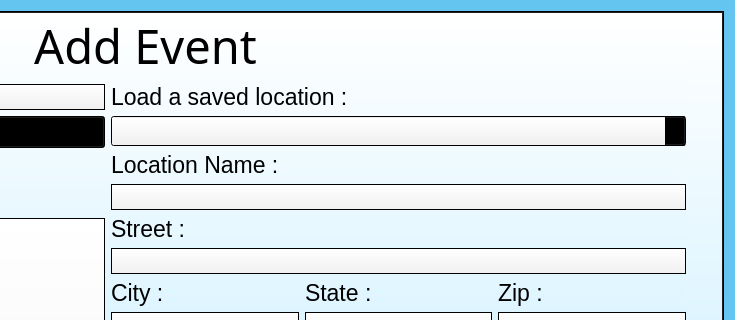
Above: Calendar/mainwindowtabbed.ui from oscarl1127/CSUSM_CS441_Project before the change; both pictures show x 408 to 1143 and y 0 to 320 of the 1143 by 735 pixel window. Below: the same form after it.
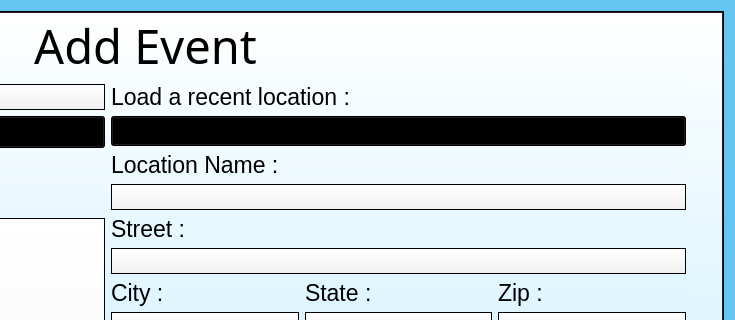
That is the form after the change.

Diff of the .ui file:
```diff
--- a/Calendar/mainwindowtabbed.ui
+++ b/Calendar/mainwindowtabbed.ui
@@ -958,7 +958,7 @@
              <string notr="true">background-color: qlineargradient(spread:pad, x1:0, y1:1, x2:1, y2:0, stop:0.458128 rgba(32, 131, 174, 0));</string>
             </property>
             <property name="text">
-             <string>Load a saved location :</string>
+             <string>Load a recent location :</string>
             </property>
            </widget>
           </item>
@@ -985,7 +985,7 @@
              <string notr="true">background-color: qlineargradient(spread:reflect, x1:0, y1:1, x2:0, y2:0, stop:0 rgba(240, 240, 240, 255), stop:1 rgba(255, 255, 255, 255));</string>
             </property>
             <property name="editable">
-             <bool>true</bool>
+             <bool>false</bool>
             </property>
            </widget>
           </item>
```
